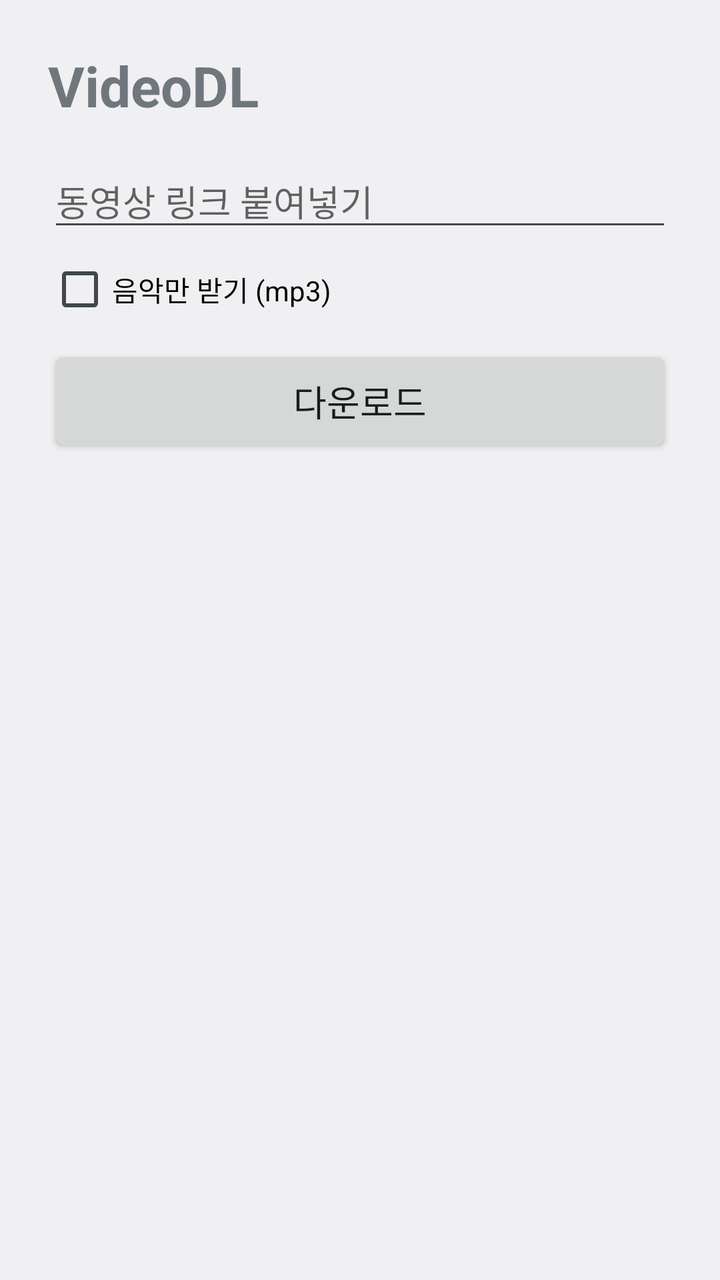
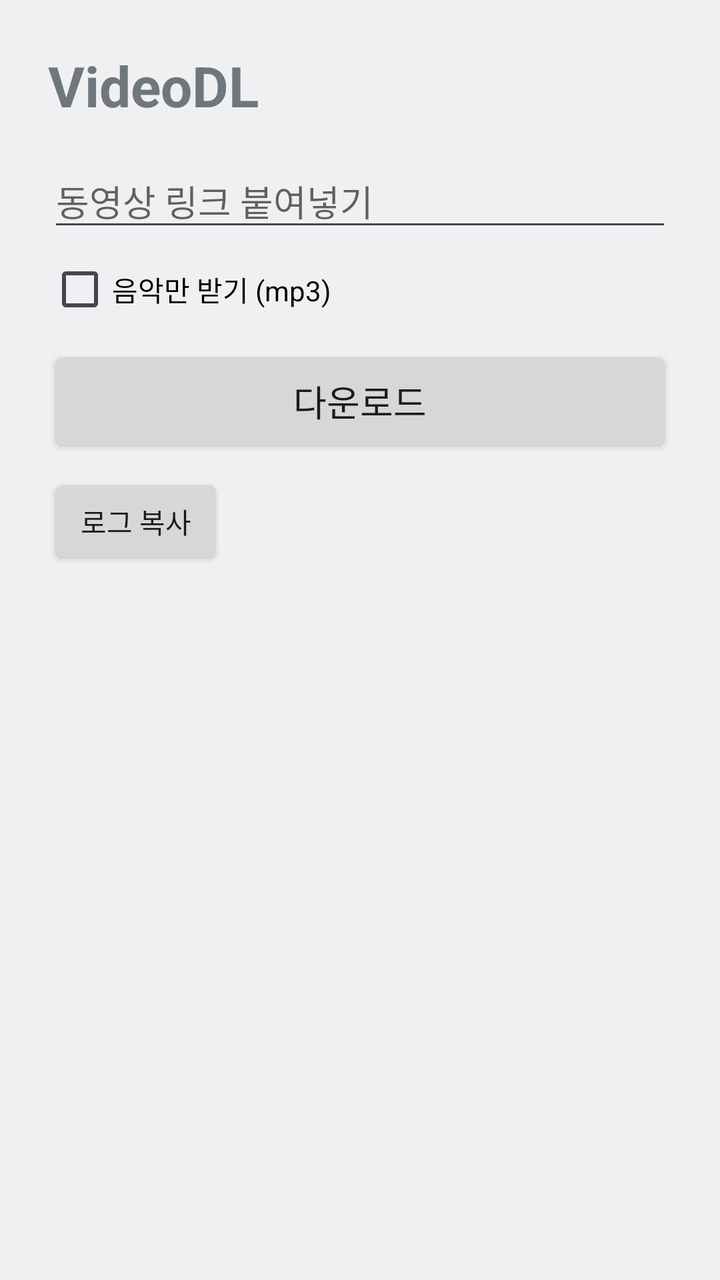

An Android layout rendered at two revisions. The XML below is the earlier revision; the diff shows what the commit changed to produce the second picture.
<!-- AndroidManifest.xml: application theme android:Theme.DeviceDefault.DayNight -->
<!-- res/layout/activity_main.xml -->
<?xml version="1.0" encoding="utf-8"?>
<ScrollView xmlns:android="http://schemas.android.com/apk/res/android"
    android:layout_width="match_parent" android:layout_height="match_parent"
    android:fitsSystemWindows="true">
    <LinearLayout
        android:layout_width="match_parent" android:layout_height="wrap_content"
        android:orientation="vertical" android:padding="24dp">

        <TextView
            android:layout_width="wrap_content" android:layout_height="wrap_content"
            android:text="VideoDL" android:textSize="28sp" android:textStyle="bold"
            android:layout_marginBottom="16dp" />

        <EditText
            android:id="@+id/url"
            android:layout_width="match_parent" android:layout_height="wrap_content"
            android:hint="동영상 링크 붙여넣기"
            android:inputType="textUri" android:singleLine="true" />

        <CheckBox
            android:id="@+id/audioOnly"
            android:layout_width="wrap_content" android:layout_height="wrap_content"
            android:text="음악만 받기 (mp3)" android:layout_marginTop="8dp" />

        <Button
            android:id="@+id/download"
            android:layout_width="match_parent" android:layout_height="56dp"
            android:text="다운로드" android:textSize="18sp" android:layout_marginTop="12dp" />

        <ProgressBar
            android:id="@+id/progress"
            style="@android:style/Widget.DeviceDefault.ProgressBar.Horizontal"
            android:layout_width="match_parent" android:layout_height="wrap_content"
            android:max="100" android:visibility="gone" android:layout_marginTop="16dp" />

        <TextView
            android:id="@+id/status"
            android:layout_width="match_parent" android:layout_height="wrap_content"
            android:layout_marginTop="16dp" android:textSize="15sp" android:textIsSelectable="true" />
    </LinearLayout>
</ScrollView>
<!-- resources referenced by this layout -->
<resources>

</resources>

<!-- the commit's change to res/layout/activity_main.xml (unified diff, before → after) -->
@@ -33,6 +33,11 @@
             android:layout_width="match_parent" android:layout_height="wrap_content"
             android:max="100" android:visibility="gone" android:layout_marginTop="16dp" />
 
+        <Button
+            android:id="@+id/copyLog"
+            android:layout_width="wrap_content" android:layout_height="wrap_content"
+            android:text="로그 복사" android:layout_marginTop="8dp" />
+
         <TextView
             android:id="@+id/status"
             android:layout_width="match_parent" android:layout_height="wrap_content"
